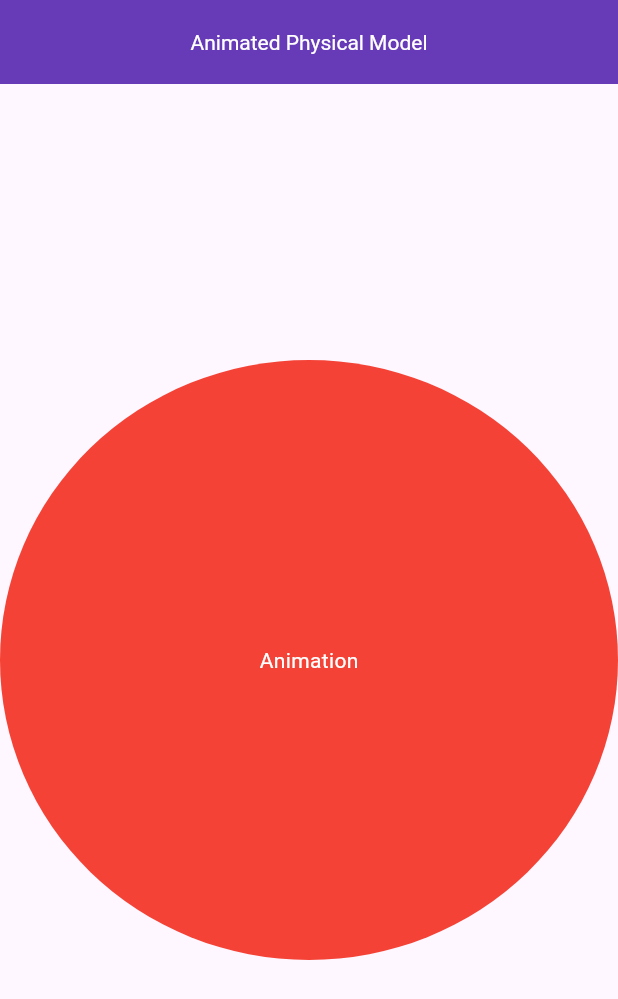
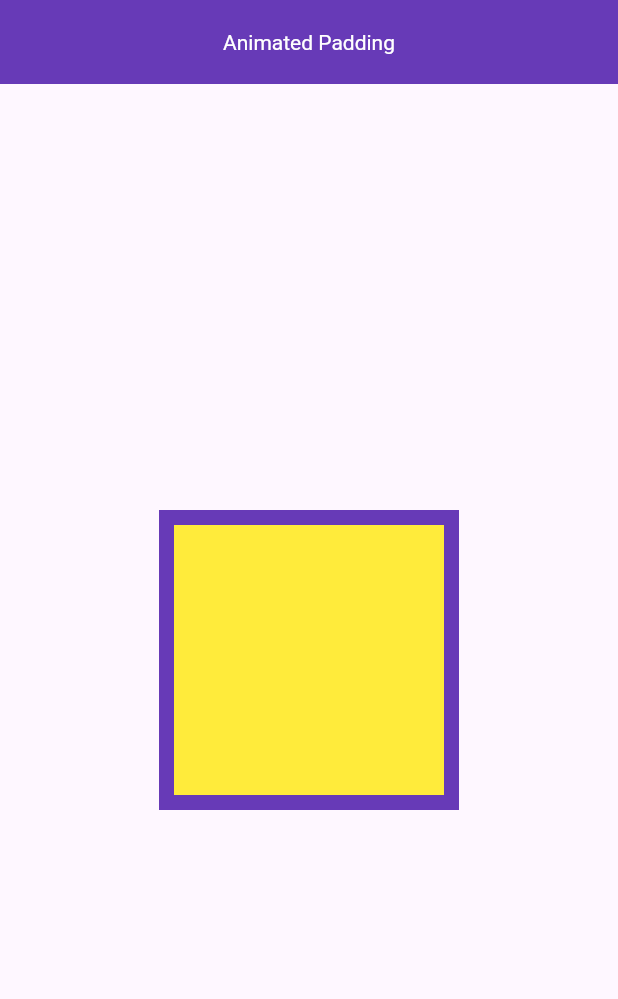
Before and after one commit to Esra2-Abdelltif/Flutter-Animation, a Flutter app: the screen it shows after launch, on a phone screen of 412 x 824 dp. Shown: the top 999 px of the screen. Run offline on Flutter 3.47's test engine with Material 3 defaults, Android fonts, the phone set to English and light mode, and no system bars; our stand-ins replace device_preview.

Commit message:
AnimatedPaddingWidget

```diff
--- /dev/null
+++ b/lib/AnimatedPadding/animated_padding.dart
@@ -0,0 +1,45 @@
+import 'package:flutter/material.dart';
+
+class AnimatedPaddingWidget extends StatefulWidget {
+  const AnimatedPaddingWidget({super.key});
+
+  @override
+  State<AnimatedPaddingWidget> createState() =>
+      _AnimatedPaddingWidgetState();
+}
+
+class _AnimatedPaddingWidgetState extends State<AnimatedPaddingWidget> {
+  double paddingValue=10;
+  @override
+  Widget build(BuildContext context) {
+    return Scaffold(
+      appBar: AppBar(
+        title: const Text("Animated Padding"),
+      ),
+      body: Center(
+        child: InkWell(
+          onTap: () {
+            setState(() {
+              paddingValue=30;
+
+            });
+          },
+          child: Container(
+            width: 200,
+            height: 200,
+            color: Colors.deepPurple,
+            child: AnimatedPadding(
+              duration:const Duration(seconds: 2),
+              padding:  EdgeInsets.all(paddingValue),
+              child: Container(
+                width: 200,
+                height: 200,
+                color: Colors.yellow,
+              ),
+            ),
+          ),
+        ),
+      ),
+    );
+  }
+}
--- a/lib/main.dart
+++ b/lib/main.dart
@@ -1,6 +1,6 @@
 import 'package:flutter/material.dart';
 import 'package:device_preview/device_preview.dart';
-import 'package:flutter_animation/AnimatedPhysicalModel/animated_physical_model.dart';
+import 'package:flutter_animation/AnimatedPadding/animated_padding.dart';
 void main() {
   runApp((DevicePreview(
     enabled: true,
@@ -22,7 +22,7 @@ class MyApp extends StatelessWidget {
         colorScheme: ColorScheme.fromSeed(seedColor: Colors.deepPurple),
         useMaterial3: true,
       ),
-      home: const AnimatedPhysicalModelWidget(),
+      home: const AnimatedPaddingWidget(),
     );
   }
 }
```
